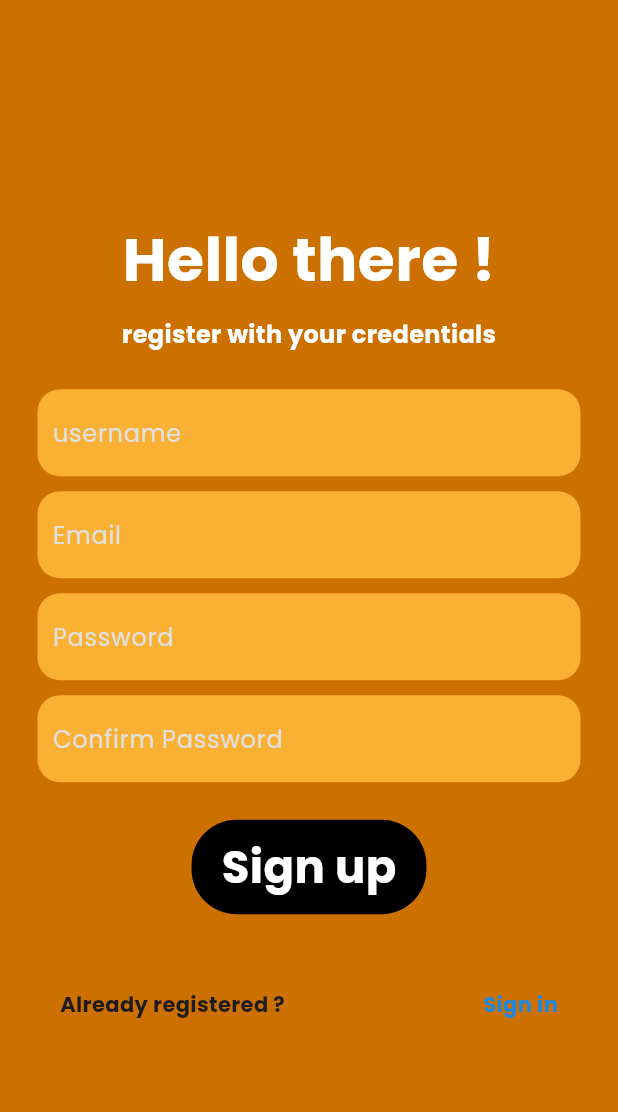
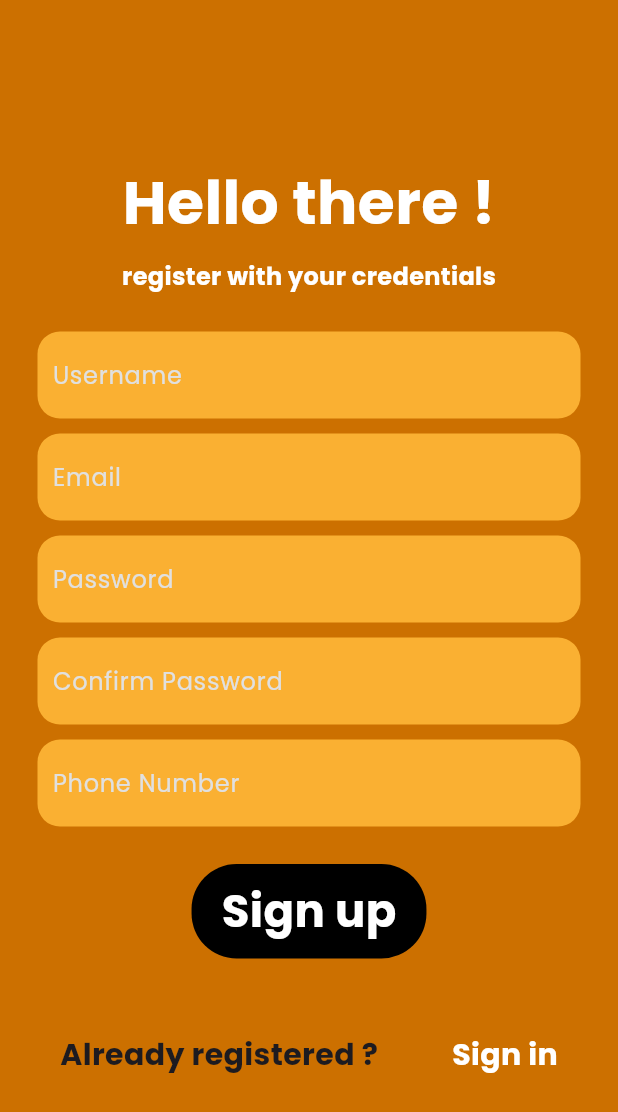
Before and after one commit to tantd21/Flutter_tranning-, a Flutter app: the screen it shows after launch, after a tap on "Sign up", on a phone screen of 412 x 824 dp. Shown: the top 1112 px of the screen. Run offline on Flutter 3.47's test engine with Material 3 defaults, Android fonts, the phone set to English and light mode, and no system bars; our stand-ins replace cached_network_image, flutter_svg, google_fonts; project files that could hold a hidden picture were left out.

Commit message:
Edit UI Screen

```diff
--- a/FlutterLoginRegister-main/lib/pages/login_page.dart
+++ b/FlutterLoginRegister-main/lib/pages/login_page.dart
@@ -65,12 +65,28 @@ class _LoginPageState extends State<LoginPage> {
                     obscureText: true,
                   ),
                   SizedBox(height: 25),
-                  MyButton(
-                    onTap: () {
-                      // Add your sign-in logic here
-                    },
-                    textContent: "Sign in",
+                  GestureDetector(
+                  onTap: () {
+                    // Perform sign up functionality here
+                  },
+                  child: Container(
+                    padding: EdgeInsets.symmetric(vertical: 10, horizontal: 20), // Adjust button size
+                    decoration: BoxDecoration(
+                      color: Colors.black,
+                      borderRadius: BorderRadius.circular(30),
+                    ),
+                    child: Text(
+                      "Sign in",
+                      style: GoogleFonts.poppins(
+                        fontSize: 30, // Adjust text size
+                        color: Colors.white,
+                        fontWeight: FontWeight.bold,
+                      ),
+                    ),
                   ),
+                ),
+
+                const SizedBox(height: 25),
                   Padding(
                     padding: const EdgeInsets.symmetric(vertical: 10),
                     child: GestureDetector(
@@ -82,15 +98,19 @@ class _LoginPageState extends State<LoginPage> {
                           ),
                         );
                       },
+
                       child: Text(
                         "Forgot Password ?",
                         style: GoogleFonts.poppins(
+                          fontSize: 20,
                           fontWeight: FontWeight.bold,
-                          color: Colors.blue[500],
+                          color: const Color.fromARGB(255, 255, 255, 255),
                         ),
                       ),
                     ),
                   ),
+
+                  const SizedBox(height: 25),
                   Padding(
                     padding: const EdgeInsets.symmetric(horizontal: 20),
                     child: Row(
@@ -99,6 +119,7 @@ class _LoginPageState extends State<LoginPage> {
                         Text(
                           "Not registered yet ? ",
                           style: GoogleFonts.poppins(
+                            fontSize: 20,
                             fontWeight: FontWeight.bold,
                           ),
                         ),
@@ -114,7 +135,8 @@ class _LoginPageState extends State<LoginPage> {
                           child: Text(
                             "Sign up",
                             style: GoogleFonts.poppins(
-                              color: Colors.blue[600],
+                              fontSize: 20,
+                              color: const Color.fromARGB(255, 255, 255, 255),
                               fontWeight: FontWeight.bold,
                             ),
                           ),
--- a/FlutterLoginRegister-main/lib/pages/signup.dart
+++ b/FlutterLoginRegister-main/lib/pages/signup.dart
@@ -16,6 +16,8 @@ class _SignUpState extends State<SignUp> {
   final _emailController = TextEditingController();
   final _passwordController = TextEditingController();
   final _confirmPasswordController = TextEditingController();
+  final _phoneController = TextEditingController();
+
 
   @override
   void dispose() {
@@ -23,6 +25,7 @@ class _SignUpState extends State<SignUp> {
     _passwordController.dispose();
     _confirmPasswordController.dispose();
     _usernameController.dispose();
+    _phoneController.dispose();
     super.dispose();
   }
 
@@ -58,7 +61,7 @@ class _SignUpState extends State<SignUp> {
                 // username field
                 MyTextField(
                   controller: _usernameController,
-                  hintText: "username",
+                  hintText: "Username",
                   obscureText: false,
                 ),
 
@@ -86,6 +89,15 @@ class _SignUpState extends State<SignUp> {
                 MyTextField(
                   controller: _confirmPasswordController,
                   hintText: "Confirm Password",
+                  obscureText: true,
+                ),
+
+                const SizedBox(height: 10),
+
+                //field for phone
+                MyTextField(
+                  controller: _phoneController,
+                  hintText: "Phone Number",
                   obscureText: true,
                 ),
 
@@ -126,6 +138,7 @@ class _SignUpState extends State<SignUp> {
                       Text(
                         "Already registered ?",
                         style: GoogleFonts.poppins(
+                          fontSize: 20,
                           fontWeight: FontWeight.bold,
                         ),
                       ),
@@ -141,7 +154,8 @@ class _SignUpState extends State<SignUp> {
                         child: Text(
                           "Sign in",
                           style: GoogleFonts.poppins(
-                            color: Colors.blue[600],
+                            fontSize: 20,
+                            color: Color.fromARGB(255, 255, 255, 255),
                             fontWeight: FontWeight.bold,
                           ),
                         ),
```
